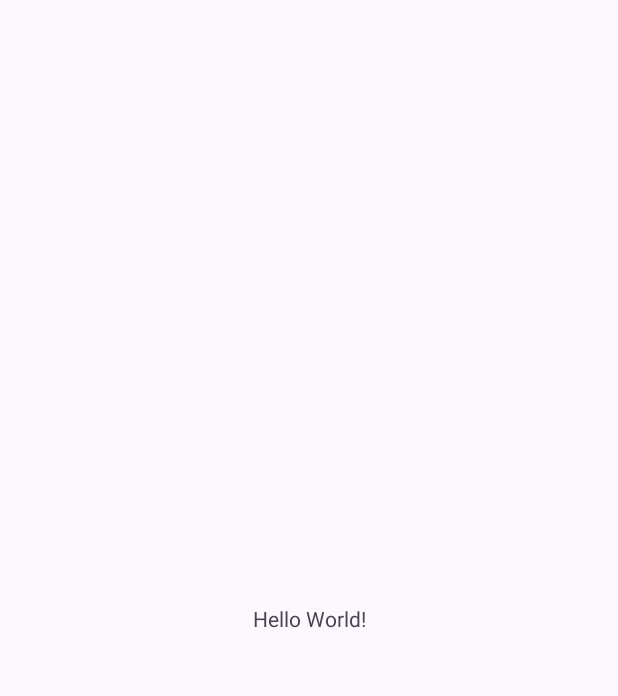
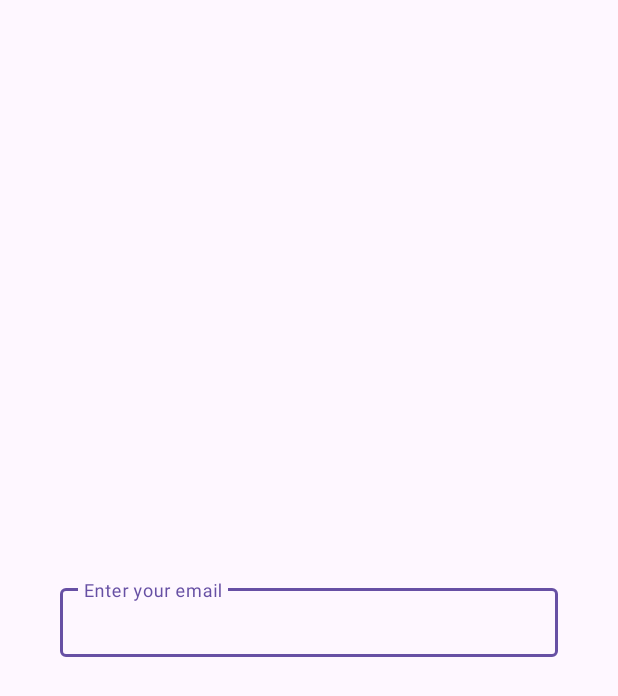
Before and after one commit to serkan-bayram/ma-assignment, an Android app: the screen it shows after launch (MainActivity before the commit, SignInActivity after it), on a phone screen of 412 x 824 dp. Before the commit the part shown is almost empty. Shown: the top 696 px of the screen. Run offline under Robolectric (Android 15) with nearby library versions, the phone set to English and light mode, and no system bars.

Commit message:
Rename MainActivity to SignInActivity and Add Email Input

```diff
--- a/app/src/main/AndroidManifest.xml
+++ b/app/src/main/AndroidManifest.xml
@@ -13,7 +13,7 @@
         android:theme="@style/Theme.MA_Assignment"
         tools:targetApi="31">
         <activity
-            android:name=".MainActivity"
+            android:name=".SignInActivity"
             android:exported="true">
             <intent-filter>
                 <action android:name="android.intent.action.MAIN" />
--- a/app/src/main/java/com/example/ma_assignment/MainActivity.kt
+++ b/app/src/main/java/com/example/ma_assignment/SignInActivity.kt
@@ -6,11 +6,11 @@ import androidx.appcompat.app.AppCompatActivity
 import androidx.core.view.ViewCompat
 import androidx.core.view.WindowInsetsCompat
 
-class MainActivity : AppCompatActivity() {
+class SignInActivity : AppCompatActivity() {
     override fun onCreate(savedInstanceState: Bundle?) {
         super.onCreate(savedInstanceState)
         enableEdgeToEdge()
-        setContentView(R.layout.activity_main)
+        setContentView(R.layout.sign_in_activity)
         ViewCompat.setOnApplyWindowInsetsListener(findViewById(R.id.main)) { v, insets ->
             val systemBars = insets.getInsets(WindowInsetsCompat.Type.systemBars())
             v.setPadding(systemBars.left, systemBars.top, systemBars.right, systemBars.bottom)
--- a/app/src/main/res/layout/activity_main.xml
+++ /dev/null
@@ -1,19 +0,0 @@
-<?xml version="1.0" encoding="utf-8"?>
-<androidx.constraintlayout.widget.ConstraintLayout xmlns:android="http://schemas.android.com/apk/res/android"
-    xmlns:app="http://schemas.android.com/apk/res-auto"
-    xmlns:tools="http://schemas.android.com/tools"
-    android:id="@+id/main"
-    android:layout_width="match_parent"
-    android:layout_height="match_parent"
-    tools:context=".MainActivity">
-
-    <TextView
-        android:layout_width="wrap_content"
-        android:layout_height="wrap_content"
-        android:text="Hello World!"
-        app:layout_constraintBottom_toBottomOf="parent"
-        app:layout_constraintEnd_toEndOf="parent"
-        app:layout_constraintStart_toStartOf="parent"
-        app:layout_constraintTop_toTopOf="parent" />
-
-</androidx.constraintlayout.widget.ConstraintLayout>
--- /dev/null
+++ b/app/src/main/res/layout/sign_in_activity.xml
@@ -0,0 +1,32 @@
+<?xml version="1.0" encoding="utf-8"?>
+<androidx.constraintlayout.widget.ConstraintLayout xmlns:android="http://schemas.android.com/apk/res/android"
+    xmlns:app="http://schemas.android.com/apk/res-auto"
+    xmlns:tools="http://schemas.android.com/tools"
+    android:id="@+id/main"
+    android:layout_width="match_parent"
+    android:layout_height="match_parent"
+    tools:context=".SignInActivity"
+
+
+
+    >
+
+    <com.google.android.material.textfield.TextInputLayout
+        android:id="@+id/emailInput"
+        android:layout_width="332dp"
+        android:layout_height="51dp"
+        android:hint="@string/email_input"
+        app:layout_constraintBottom_toBottomOf="parent"
+        app:layout_constraintEnd_toEndOf="parent"
+        app:layout_constraintStart_toStartOf="parent"
+        app:layout_constraintTop_toTopOf="parent">
+
+        <com.google.android.material.textfield.TextInputEditText
+            android:layout_width="match_parent"
+            android:layout_height="wrap_content" />
+
+    </com.google.android.material.textfield.TextInputLayout>
+
+
+
+</androidx.constraintlayout.widget.ConstraintLayout>
--- a/app/src/main/res/values/strings.xml
+++ b/app/src/main/res/values/strings.xml
@@ -1,3 +1,5 @@
 <resources>
     <string name="app_name">MA_Assignment</string>
+
+    <string name="email_input">Enter your email</string>
 </resources>
```
